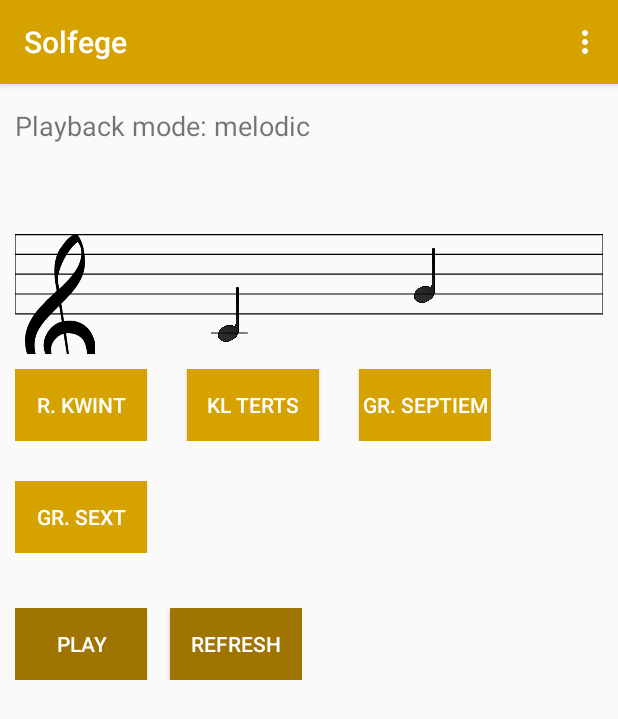
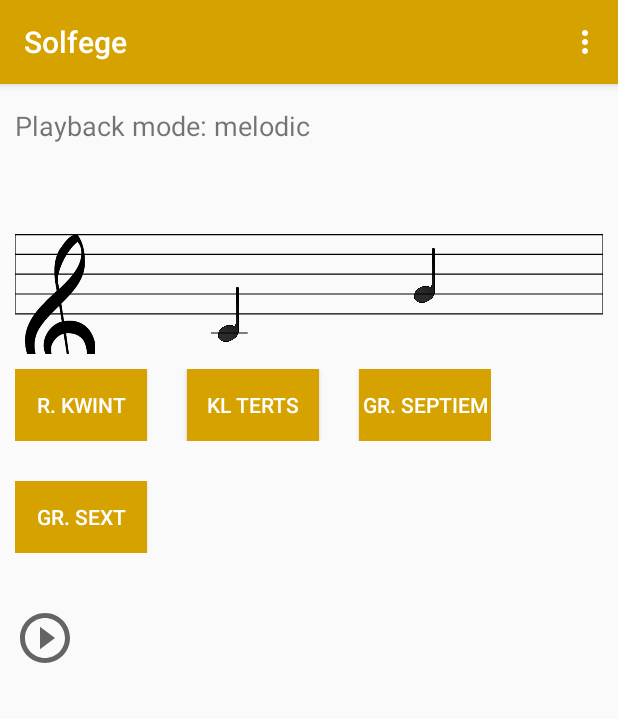
Before and after one commit to swentel/solfidola, an Android app: the fragment Solfege shown on its own in the app's theme, on a phone screen of 412 x 824 dp. Shown: the top 719 px of the screen. Run offline under Robolectric (Android 15) with nearby library versions, the phone set to English and light mode, and no system bars; libraries missing offline, so code that uses them is left out: cn.sherlock.com, jp.kshoji.javax; 10 statements that could not run were skipped.

Commit message:
Show or hide music bar

```diff
--- a/app/src/main/java/be/swentel/solfidola/MainActivity.java
+++ b/app/src/main/java/be/swentel/solfidola/MainActivity.java
@@ -81,9 +81,7 @@ public class MainActivity extends AppCompatActivity implements NavigationView.On
 
     @Override
     public boolean onOptionsItemSelected(MenuItem item) {
-        Log.d("solfidola_debug", "ok");
         if (item.getItemId() == android.R.id.home) {
-            Log.d("solfidola_debug", "JOOOOO");
             //getSupportFragmentManager().popBackStack();
             return true;
         }
--- a/app/src/main/java/be/swentel/solfidola/Solfege.java
+++ b/app/src/main/java/be/swentel/solfidola/Solfege.java
@@ -13,6 +13,7 @@ import android.view.MenuItem;
 import android.view.View;
 import android.view.ViewGroup;
 import android.widget.Button;
+import android.widget.ImageButton;
 import android.widget.LinearLayout;
 import android.widget.TableLayout;
 import android.widget.TableRow;
@@ -128,19 +129,11 @@ public class Solfege extends Fragment {
             e.printStackTrace();
         }
 
-        final Button play = view.findViewById(R.id.play);
+        final ImageButton play = view.findViewById(R.id.play);
         play.setOnClickListener(new View.OnClickListener() {
             @Override
             public void onClick(View v) {
                 play(randomNotes);
-            }
-        });
-
-        Button refresh = view.findViewById(R.id.refresh);
-        refresh.setOnClickListener(new View.OnClickListener() {
-            @Override
-            public void onClick(View v) {
-                doRefresh();
             }
         });
 
@@ -189,7 +182,7 @@ public class Solfege extends Fragment {
         drawChoices();
     }
 
-    private void doRefresh() {
+    private void doRenew() {
         setup(true);
         playNotes();
     }
@@ -219,7 +212,7 @@ public class Solfege extends Fragment {
             numberOfChoices = e.getIntervals().size();
         }
 
-        ArrayList<Button> choices = new ArrayList<>();
+        List<Button> choices = new ArrayList<>();
 
         // Solution
         int solution = 0;
@@ -235,6 +228,7 @@ public class Solfege extends Fragment {
 
         b = new Button(getContext());
         b.setText(intervals.get(solution).getLabel());
+        b.setTag(intervals.get(solution).getInterval());
         b.setBackgroundColor(getResources().getColor(R.color.colorPrimary));
         b.setTextColor(getResources().getColor(R.color.buttonDarkText));
         b.setOnClickListener(new View.OnClickListener() {
@@ -245,7 +239,7 @@ public class Solfege extends Fragment {
                     new Handler().postDelayed(new Runnable() {
                         @Override
                         public void run() {
-                            doRefresh();
+                            doRenew();
                         }
                     }, Preferences.getPreference(getContext(), "autoRefreshDelay", 2) * 1000);
                 }
@@ -270,6 +264,7 @@ public class Solfege extends Fragment {
                     v.setBackgroundColor(getResources().getColor(R.color.wrong));
                 }
             });
+            b.setTag(intervals.get(randomIndex).getInterval());
             choices.add(b);
             intervals.remove(randomIndex);
             numberOfChoices--;
@@ -277,8 +272,25 @@ public class Solfege extends Fragment {
 
         TableRow row = null;
         int numberOfButtons = 0;
-        // TODO shuffle in order of interval in case there's an exercise
-        Collections.shuffle(choices);
+
+        // In an exercise, sort by interval asc, otherwise random.
+        if (e != null) {
+            Collections.sort(choices, new Comparator<Button>() {
+                @Override
+                public int compare(Button b1, Button b2) {
+                    Integer i1 = (Integer) b1.getTag();
+                    Integer i2 = (Integer) b2.getTag();
+                    if (i1.equals(i2)) {
+                        return 0;
+                    }
+                    return (i1 < i2) ? -1 : 1;
+
+                }
+            });
+        }
+        else {
+            Collections.shuffle(choices);
+        }
         for (Button choice: choices) {
 
             if ((numberOfButtons % 3) == 0) {
@@ -321,6 +333,11 @@ public class Solfege extends Fragment {
      * Draw notes.
      */
     private void drawNotes() {
+        boolean showBar = Preferences.getPreference(getContext(), "show_bar", true);
+        if (e != null) {
+            showBar = e.showBar();
+        }
+
         ArrayList<Note> notes = new ArrayList<>();
         String scale = Preferences.getPreference(getContext(), "scale", DEFAULT_SCALE);
 
@@ -402,12 +419,14 @@ public class Solfege extends Fragment {
         // Get interval.
         interval = randomNotes.get(1).getMidiValue() - randomNotes.get(0).getMidiValue();
 
-        for (Note n : randomNotes) {
-            NoteView note = getNote(n.getNoteViewValue());
-            bar.addView(note);
+        if (showBar) {
+            bar.setVisibility(View.VISIBLE);
+            for (Note n : randomNotes) {
+                NoteView note = getNote(n.getNoteViewValue());
+                bar.addView(note);
+            }
         }
-
-        if (e != null) {
+        else {
             bar.setVisibility(View.GONE);
         }
 
@@ -518,10 +537,24 @@ public class Solfege extends Fragment {
                     public void onClick(DialogInterface dialogInterface, int i) {
                         Preferences.setPreference(getContext(), "playback", i);
                         dialogInterface.dismiss();
-                        doRefresh();
+                        doRenew();
                     }
                 });
 
+                mDialog = mBuilder.create();
+                mDialog.show();
+                return true;
+            case R.id.sheetMusic:
+                mBuilder.setTitle(R.string.bar);
+                boolean[] checked = new boolean[] {Preferences.getPreference(getContext(), "show_bar", true)};
+                mBuilder.setMultiChoiceItems(new String[]{getString(R.string.show_bar)}, checked, new DialogInterface.OnMultiChoiceClickListener() {
+                    @Override
+                    public void onClick(DialogInterface dialogInterface, int i, boolean b) {
+                        Preferences.setPreference(getContext(), "show_bar", b);
+                        dialogInterface.dismiss();
+                        doRenew();
+                    }
+                });
                 mDialog = mBuilder.create();
                 mDialog.show();
                 return true;
@@ -537,7 +570,7 @@ public class Solfege extends Fragment {
                     public void onClick(DialogInterface dialogInterface, int i) {
                         Preferences.setPreference(getContext(), "scale", scales[i].toString());
                         dialogInterface.dismiss();
-                        doRefresh();
+                        doRenew();
                     }
                 });
                 mDialog = mBuilder.create();
@@ -595,7 +628,7 @@ public class Solfege extends Fragment {
                     public void onClick(DialogInterface dialogInterface, int i) {
                         Preferences.setPreference(getContext(), "numberOfChoices", Integer.parseInt(numberOfChoices[i].toString()));
                         dialogInterface.dismiss();
-                        doRefresh();
+                        doRenew();
                     }
                 });
 
--- a/app/src/main/res/layout/solfege.xml
+++ b/app/src/main/res/layout/solfege.xml
@@ -48,24 +48,12 @@
         android:layout_width="wrap_content"
         android:layout_height="wrap_content">
 
-        <Button
+        <ImageButton
             android:id="@+id/play"
-            android:text="@string/play"
-            android:textColor="@color/buttonDarkText"
-            android:background="@color/colorPrimaryDark"
-            android:layout_width="wrap_content"
-            android:layout_height="wrap_content"
-            tools:ignore="ButtonStyle" />
-
-        <Button
-            android:layout_marginStart="@dimen/buttonMargin"
-            android:id="@+id/refresh"
-            android:text="@string/refresh"
-            android:textColor="@color/buttonDarkText"
-            android:background="@color/colorPrimaryDark"
-            android:layout_width="wrap_content"
-            android:layout_height="wrap_content"
-            tools:ignore="ButtonStyle" />
+            android:background="@drawable/play"
+            android:layout_width="@dimen/actionButtonSize"
+            android:layout_height="@dimen/actionButtonSize"
+            android:contentDescription="@string/play" />
 
         <!--<Button
             android:id="@+id/listen"
--- a/app/src/main/res/menu/solfege_menu.xml
+++ b/app/src/main/res/menu/solfege_menu.xml
@@ -4,6 +4,11 @@
     <item
         android:id="@+id/numberOfChoices"
         android:title="@string/number_of_choices"
+        app:showAsAction="never" />
+
+    <item
+        android:id="@+id/sheetMusic"
+        android:title="@string/bar"
         app:showAsAction="never" />
 
     <item
--- a/app/src/main/res/values/dimens.xml
+++ b/app/src/main/res/values/dimens.xml
@@ -13,6 +13,7 @@
     <dimen name="tunerPitchSize">20sp</dimen>
     <dimen name="tunerInstruction">18sp</dimen>
     <dimen name="tunerFeedback">18sp</dimen>
+    <dimen name="actionButtonSize">40dp</dimen>
 
     <dimen name="list_item_padding">15sp</dimen>
     <dimen name="list_item_text_size">16sp</dimen>
--- a/app/src/main/res/values/strings.xml
+++ b/app/src/main/res/values/strings.xml
@@ -13,6 +13,8 @@
     <string name="playback">Playback mode</string>
     <string name="melodic">Melodic</string>
     <string name="harmonic">Harmonic</string>
+    <string name="bar">Music bar</string>
+    <string name="show_bar">Show music bar</string>
     <string name="instrument_selected">Instrument: %s</string>
     <string name="playback_mode">Playback mode: %s</string>
     <string name="instrument">Instrument</string>
@@ -32,7 +34,7 @@
 
     <string name="number_of_choices">Number of choices</string>
     <string name="play">Play</string>
-    <string name="refresh">Refresh</string>
+    <string name="renew">Renew</string>
     <string name="listen">Listen</string>
     <string name="scale">Scale</string>
     <string name="pitch_value">Pitch: %f</string>
```
Also changed, not shown: app/src/main/java/be/swentel/solfidola/Model/Exercise.java (+13 -0 lines), app/src/main/java/be/swentel/solfidola/Utility/Preferences.java (+15 -0 lines), app/src/main/res/drawable/renew.xml (added, +10 -0 lines), 1 other file.
